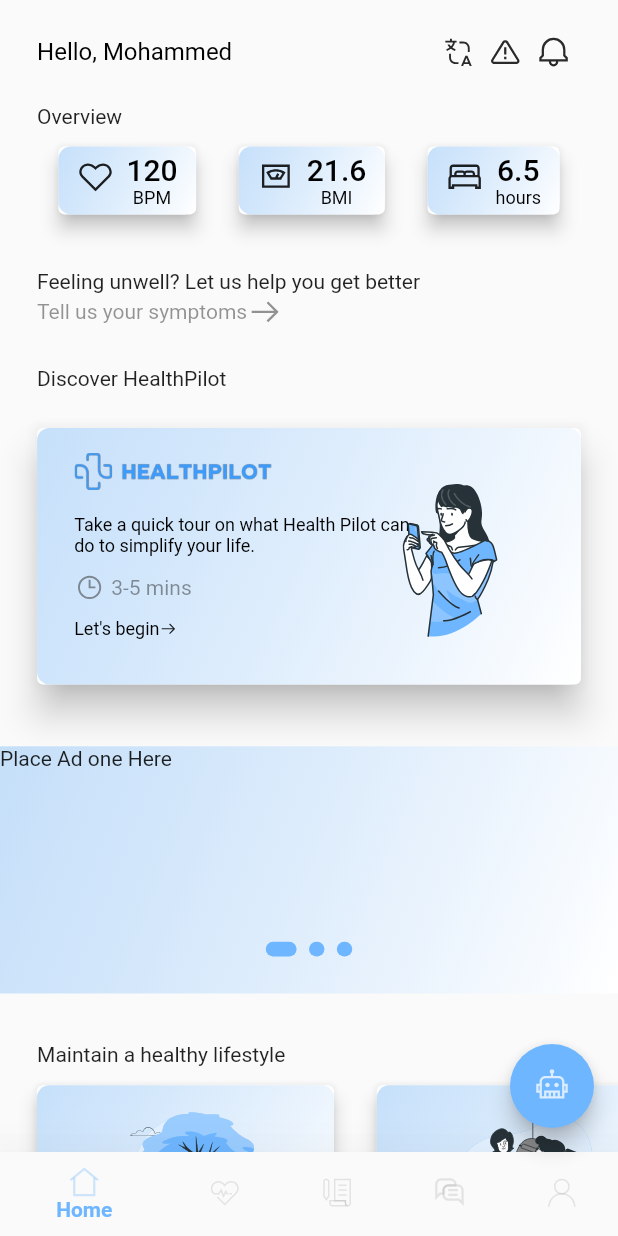
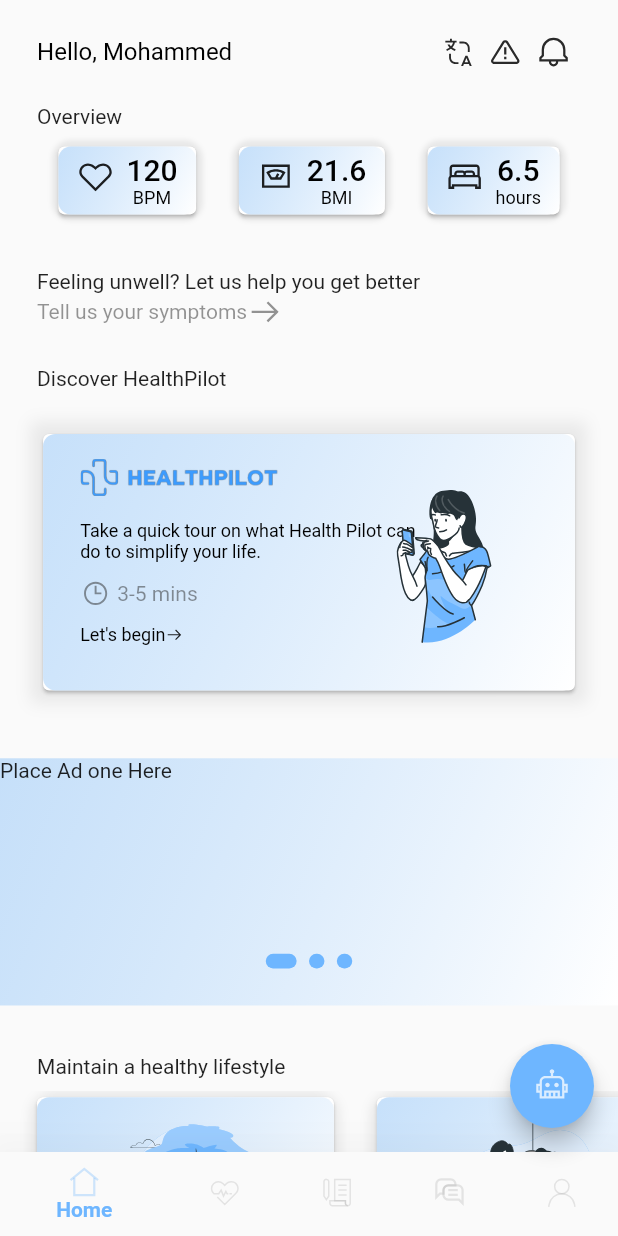
Before and after one commit to Medical-Ai-Computing/Health_Pilot_Flutter_project, a Flutter app: the screen it shows after launch, on a phone screen of 412 x 824 dp. Run offline on Flutter 3.47's test engine with Material 2 defaults, Android fonts, the phone set to English and light mode, and no system bars; our stand-ins replace flutter_svg, font_awesome_flutter, line_icons; Roboto replaces fonts that are missing (Plus Jakarta Sans).

Commit message:
fixing some shadows

```diff
--- a/healthpilot/lib/screens/home_page_screen.dart/blog_reccomendation._card.dart
+++ b/healthpilot/lib/screens/home_page_screen.dart/blog_reccomendation._card.dart
@@ -20,24 +20,24 @@
       width: size.width * 0.5,
       child: Column(
         children: [
-          Card(
-            elevation: 5,
+          Container(
+            decoration: BoxDecoration(boxShadow: [
+              BoxShadow(
+                  color: Colors.black.withOpacity(0.07),
+                  blurRadius: 5,
+                  blurStyle: BlurStyle.normal),
+            ], borderRadius: BorderRadius.circular(size.width * 0.04)),
+            child: Card(
+              // elevation: 3,
               child: Container(
                 height: size.height * 0.15,
                 width: double.infinity,
                 padding: EdgeInsets.all(size.width * 0.03),
                 decoration: BoxDecoration(
-                  // boxShadow: [
-                  //   BoxShadow(
-                  //     color: Colors.black.withOpacity(0.3),
-                  //     offset: Offset.fromDirection(20), // Shadow color
-                  //     blurRadius: 2.0,
-                  //     spreadRadius: 2.0,
-                  //   ),
-                  // ],
                     borderRadius: BorderRadius.circular(size.width * 0.02),
                     gradient: AppTheme.cardThemeForHomeScreenOverview.gradient),
                 child: SvgPicture.asset(img),
+              ),
             ),
           ),
           Container(
--- a/healthpilot/lib/screens/home_page_screen.dart/discover_healthpilot.dart
+++ b/healthpilot/lib/screens/home_page_screen.dart/discover_healthpilot.dart
@@ -11,11 +11,19 @@
   @override
   Widget build(BuildContext context) {
     final size = MediaQuery.of(context).size;
-    return Card(
-      elevation: 10,
+    return Container(
       margin: EdgeInsets.all(size.width * 0.06),
+      decoration: BoxDecoration(
+        boxShadow: [
+          BoxShadow(
+              color: Colors.black.withOpacity(0.07),
+              blurRadius: size.width * 0.02,
+              spreadRadius: size.width * 0.01),
+        ],
+      ),
+      child: Card(
         child: Container(
-        width: double.infinity,
+          // width: ,
           decoration: BoxDecoration(
               borderRadius: BorderRadius.circular(size.width * 0.02),
               gradient: AppTheme.cardThemeForHomeScreenOverview.gradient),
@@ -83,6 +91,7 @@
             ],
           ),
         ),
+      ),
     );
   }
 }
--- a/healthpilot/lib/screens/home_page_screen.dart/overview_card.dart
+++ b/healthpilot/lib/screens/home_page_screen.dart/overview_card.dart
@@ -16,8 +16,14 @@
   @override
   Widget build(BuildContext context) {
     final size = MediaQuery.of(context).size;
-    return Card(
-      elevation: 5,
+    return Container(
+      decoration: BoxDecoration(boxShadow: [
+        BoxShadow(
+          color: Colors.black.withOpacity(0.07),
+          blurRadius: 2,
+        ),
+      ], borderRadius: BorderRadius.circular(size.width * 0.03)),
+      child: Card(
         child: Container(
           decoration: BoxDecoration(
               borderRadius: BorderRadius.circular(size.width * 0.02),
@@ -52,6 +58,7 @@
             ),
           ),
         ),
+      ),
     );
   }
 }
```
Lines whose indentation alone changed are shown as unchanged.
